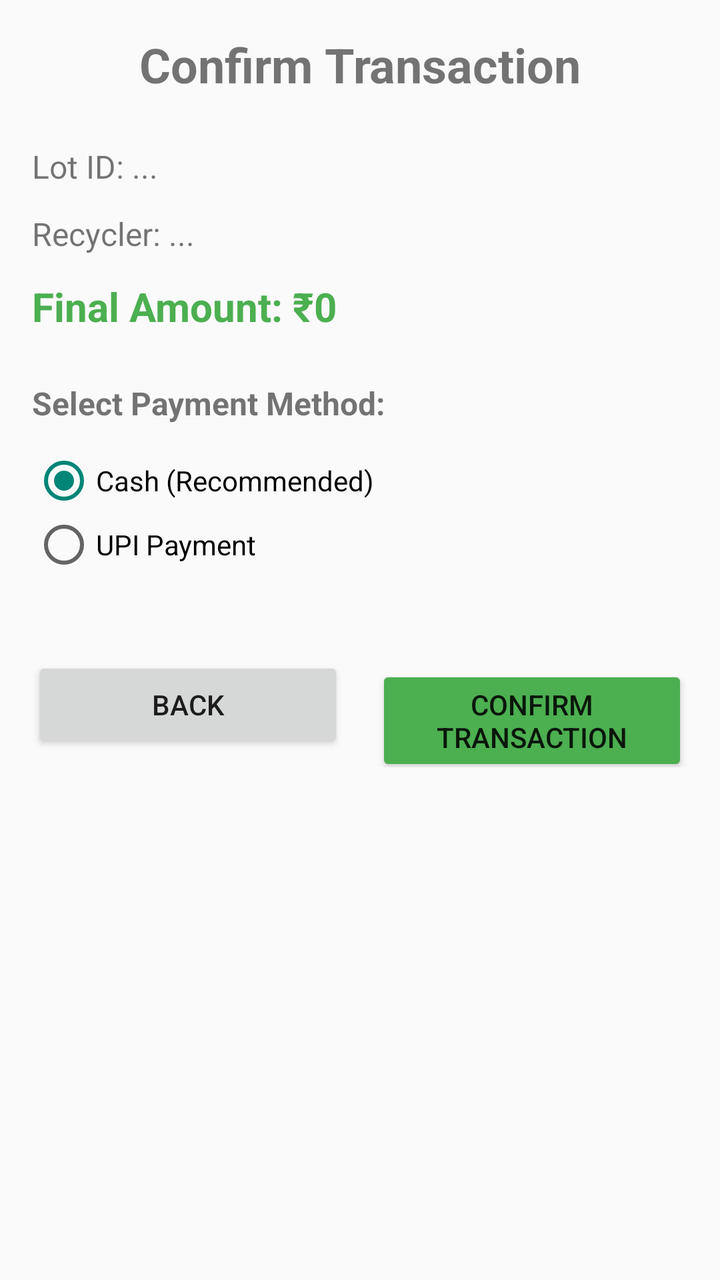
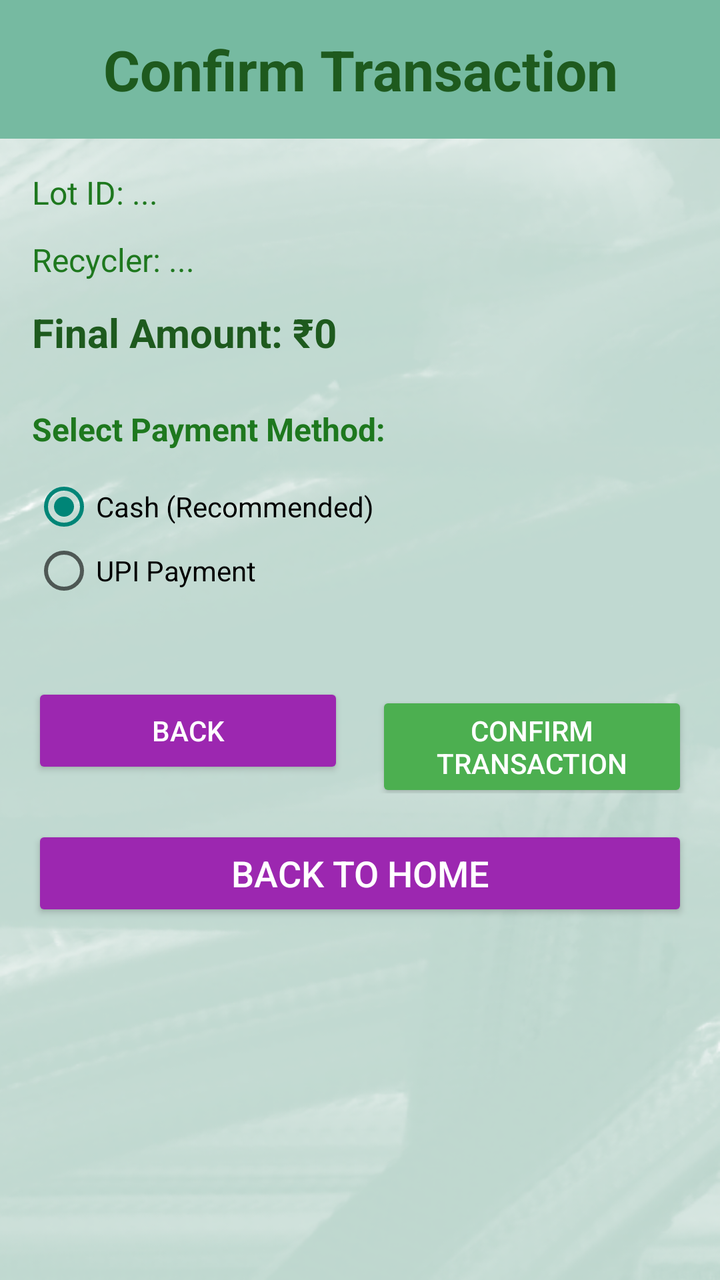

Two renders of the same Android screen: before a commit and after it. Below are the layout's source before the change and the commit's diff.
<!-- AndroidManifest.xml: application theme Theme.AppCompat.Light.DarkActionBar -->
<!-- res/layout/activity_transaction_confirmation.xml -->
<?xml version="1.0" encoding="utf-8"?>
<LinearLayout xmlns:android="http://schemas.android.com/apk/res/android"
    android:layout_width="match_parent"
    android:layout_height="match_parent"
    android:orientation="vertical"
    android:padding="16dp">

    <TextView
        android:layout_width="match_parent"
        android:layout_height="wrap_content"
        android:text="Confirm Transaction"
        android:textSize="24sp"
        android:textStyle="bold"
        android:gravity="center"
        android:layout_marginBottom="24dp" />

    <TextView
        android:id="@+id/lotIdTextView"
        android:layout_width="match_parent"
        android:layout_height="wrap_content"
        android:text="Lot ID: ..."
        android:textSize="16sp"
        android:layout_marginBottom="12dp" />

    <TextView
        android:id="@+id/recyclerNameTextView"
        android:layout_width="match_parent"
        android:layout_height="wrap_content"
        android:text="Recycler: ..."
        android:textSize="16sp"
        android:layout_marginBottom="12dp" />

    <TextView
        android:id="@+id/amountTextView"
        android:layout_width="match_parent"
        android:layout_height="wrap_content"
        android:text="Final Amount: ₹0"
        android:textSize="20sp"
        android:textStyle="bold"
        android:textColor="#4CAF50"
        android:layout_marginBottom="24dp" />

    <TextView
        android:layout_width="match_parent"
        android:layout_height="wrap_content"
        android:text="Select Payment Method:"
        android:textSize="16sp"
        android:textStyle="bold"
        android:layout_marginBottom="12dp" />

    <RadioGroup
        android:id="@+id/paymentMethodGroup"
        android:layout_width="match_parent"
        android:layout_height="wrap_content"
        android:layout_marginBottom="24dp">

        <RadioButton
            android:id="@+id/cashPayment"
            android:layout_width="match_parent"
            android:layout_height="wrap_content"
            android:text="Cash (Recommended)"
            android:checked="true" />

        <RadioButton
            android:id="@+id/upiPayment"
            android:layout_width="match_parent"
            android:layout_height="wrap_content"
            android:text="UPI Payment" />

    </RadioGroup>

    <LinearLayout
        android:layout_width="match_parent"
        android:layout_height="wrap_content"
        android:orientation="horizontal"
        android:layout_marginTop="16dp">

        <Button
            android:id="@+id/backButton"
            android:layout_width="0dp"
            android:layout_height="wrap_content"
            android:layout_weight="1"
            android:text="Back"
            android:layout_marginEnd="8dp" />

        <Button
            android:id="@+id/confirmTransactionButton"
            android:layout_width="0dp"
            android:layout_height="wrap_content"
            android:layout_weight="1"
            android:text="Confirm Transaction"
            android:backgroundTint="#4CAF50"
            android:layout_marginStart="8dp" />

    </LinearLayout>

</LinearLayout>
<!-- resources referenced by this layout -->
<resources>

</resources>

<!-- the commit's change to res/layout/activity_transaction_confirmation.xml (unified diff, before → after) -->
@@ -3,95 +3,141 @@
     android:layout_width="match_parent"
     android:layout_height="match_parent"
     android:orientation="vertical"
-    android:padding="16dp">
+    android:background="@drawable/simple_background">
 
-    <TextView
-        android:layout_width="match_parent"
-        android:layout_height="wrap_content"
-        android:text="Confirm Transaction"
-        android:textSize="24sp"
-        android:textStyle="bold"
-        android:gravity="center"
-        android:layout_marginBottom="24dp" />
-
-    <TextView
-        android:id="@+id/lotIdTextView"
-        android:layout_width="match_parent"
-        android:layout_height="wrap_content"
-        android:text="Lot ID: ..."
-        android:textSize="16sp"
-        android:layout_marginBottom="12dp" />
-
-    <TextView
-        android:id="@+id/recyclerNameTextView"
-        android:layout_width="match_parent"
-        android:layout_height="wrap_content"
-        android:text="Recycler: ..."
-        android:textSize="16sp"
-        android:layout_marginBottom="12dp" />
-
-    <TextView
-        android:id="@+id/amountTextView"
-        android:layout_width="match_parent"
-        android:layout_height="wrap_content"
-        android:text="Final Amount: ₹0"
-        android:textSize="20sp"
-        android:textStyle="bold"
-        android:textColor="#4CAF50"
-        android:layout_marginBottom="24dp" />
-
-    <TextView
-        android:layout_width="match_parent"
-        android:layout_height="wrap_content"
-        android:text="Select Payment Method:"
-        android:textSize="16sp"
-        android:textStyle="bold"
-        android:layout_marginBottom="12dp" />
-
-    <RadioGroup
-        android:id="@+id/paymentMethodGroup"
-        android:layout_width="match_parent"
-        android:layout_height="wrap_content"
-        android:layout_marginBottom="24dp">
-
-        <RadioButton
-            android:id="@+id/cashPayment"
-            android:layout_width="match_parent"
-            android:layout_height="wrap_content"
-            android:text="Cash (Recommended)"
-            android:checked="true" />
-
-        <RadioButton
-            android:id="@+id/upiPayment"
-            android:layout_width="match_parent"
-            android:layout_height="wrap_content"
-            android:text="UPI Payment" />
-
-    </RadioGroup>
-
+    
     <LinearLayout
         android:layout_width="match_parent"
         android:layout_height="wrap_content"
-        android:orientation="horizontal"
-        android:layout_marginTop="16dp">
+        android:background="#76BAA1"
+        android:orientation="vertical"
+        android:padding="16dp">
 
-        <Button
-            android:id="@+id/backButton"
-            android:layout_width="0dp"
+        <TextView
+            android:layout_width="match_parent"
             android:layout_height="wrap_content"
-            android:layout_weight="1"
-            android:text="Back"
-            android:layout_marginEnd="8dp" />
-
-        <Button
-            android:id="@+id/confirmTransactionButton"
-            android:layout_width="0dp"
-            android:layout_height="wrap_content"
-            android:layout_weight="1"
+            android:gravity="center"
             android:text="Confirm Transaction"
-            android:backgroundTint="#4CAF50"
-            android:layout_marginStart="8dp" />
+            android:textColor="#1E5A1E"
+            android:textSize="28sp"
+            android:textStyle="bold" />
 
     </LinearLayout>
 
+    
+    <ScrollView
+        android:layout_width="match_parent"
+        android:layout_height="0dp"
+        android:layout_weight="1"
+        android:fillViewport="true">
+
+        <LinearLayout
+            android:layout_width="match_parent"
+            android:layout_height="wrap_content"
+            android:orientation="vertical"
+            android:padding="16dp">
+
+            <TextView
+                android:id="@+id/lotIdTextView"
+                android:layout_width="match_parent"
+                android:layout_height="wrap_content"
+                android:text="Lot ID: ..."
+                android:textSize="16sp"
+                android:textColor="#1E781E"
+                android:layout_marginBottom="12dp" />
+
+            <TextView
+                android:id="@+id/recyclerNameTextView"
+                android:layout_width="match_parent"
+                android:layout_height="wrap_content"
+                android:text="Recycler: ..."
+                android:textSize="16sp"
+                android:textColor="#1E781E"
+                android:layout_marginBottom="12dp" />
+
+            <TextView
+                android:id="@+id/amountTextView"
+                android:layout_width="match_parent"
+                android:layout_height="wrap_content"
+                android:text="Final Amount: ₹0"
+                android:textSize="20sp"
+                android:textStyle="bold"
+                android:textColor="#1E5A1E"
+                android:layout_marginBottom="24dp" />
+
+            <TextView
+                android:layout_width="match_parent"
+                android:layout_height="wrap_content"
+                android:text="Select Payment Method:"
+                android:textSize="16sp"
+                android:textStyle="bold"
+                android:textColor="#1E781E"
+                android:layout_marginBottom="12dp" />
+
+            <RadioGroup
+                android:id="@+id/paymentMethodGroup"
+                android:layout_width="match_parent"
+                android:layout_height="wrap_content"
+                android:layout_marginBottom="24dp">
+
+                <RadioButton
+                    android:id="@+id/cashPayment"
+                    android:layout_width="match_parent"
+                    android:layout_height="wrap_content"
+                    android:text="Cash (Recommended)"
+                    android:checked="true" />
+
+                <RadioButton
+                    android:id="@+id/upiPayment"
+                    android:layout_width="match_parent"
+                    android:layout_height="wrap_content"
+                    android:text="UPI Payment" />
+
+            </RadioGroup>
+
+            <LinearLayout
+                android:layout_width="match_parent"
+                android:layout_height="wrap_content"
+                android:orientation="horizontal"
+                android:layout_marginTop="16dp">
+
+                <Button
+                    android:id="@+id/backButton"
+                    android:layout_width="0dp"
+                    android:layout_height="wrap_content"
+                    android:layout_weight="1"
+                    android:text="Back"
+                    android:textColor="#FFFFFF"
+                    android:backgroundTint="#9C27B0"
+                    android:radius="25dp"
+                    android:layout_marginEnd="8dp" />
+
+                <Button
+                    android:id="@+id/confirmTransactionButton"
+                    android:layout_width="0dp"
+                    android:layout_height="wrap_content"
+                    android:layout_weight="1"
+                    android:text="Confirm Transaction"
+                    android:textColor="#FFFFFF"
+                    android:backgroundTint="#4CAF50"
+                    android:radius="25dp"
+                    android:layout_marginStart="8dp" />
+
+            </LinearLayout>
+
+            <Button
+                android:id="@+id/homeButton"
+                android:layout_width="match_parent"
+                android:layout_height="wrap_content"
+                android:text="Back to Home"
+                android:textColor="#FFFFFF"
+                android:textSize="18sp"
+                android:backgroundTint="#9C27B0"
+                android:radius="25dp"
+                android:layout_marginTop="16dp" />
+
+        </LinearLayout>
+
+    </ScrollView>
+
 </LinearLayout>
<!-- resource entries referenced after the edit -->
@@ -1,5 +1,5 @@
 <!-- resources referenced by this layout -->
 <resources>
-
+  <!-- drawable simple_background: png bitmap (drawable, 146856 bytes) -->
 </resources>
 
